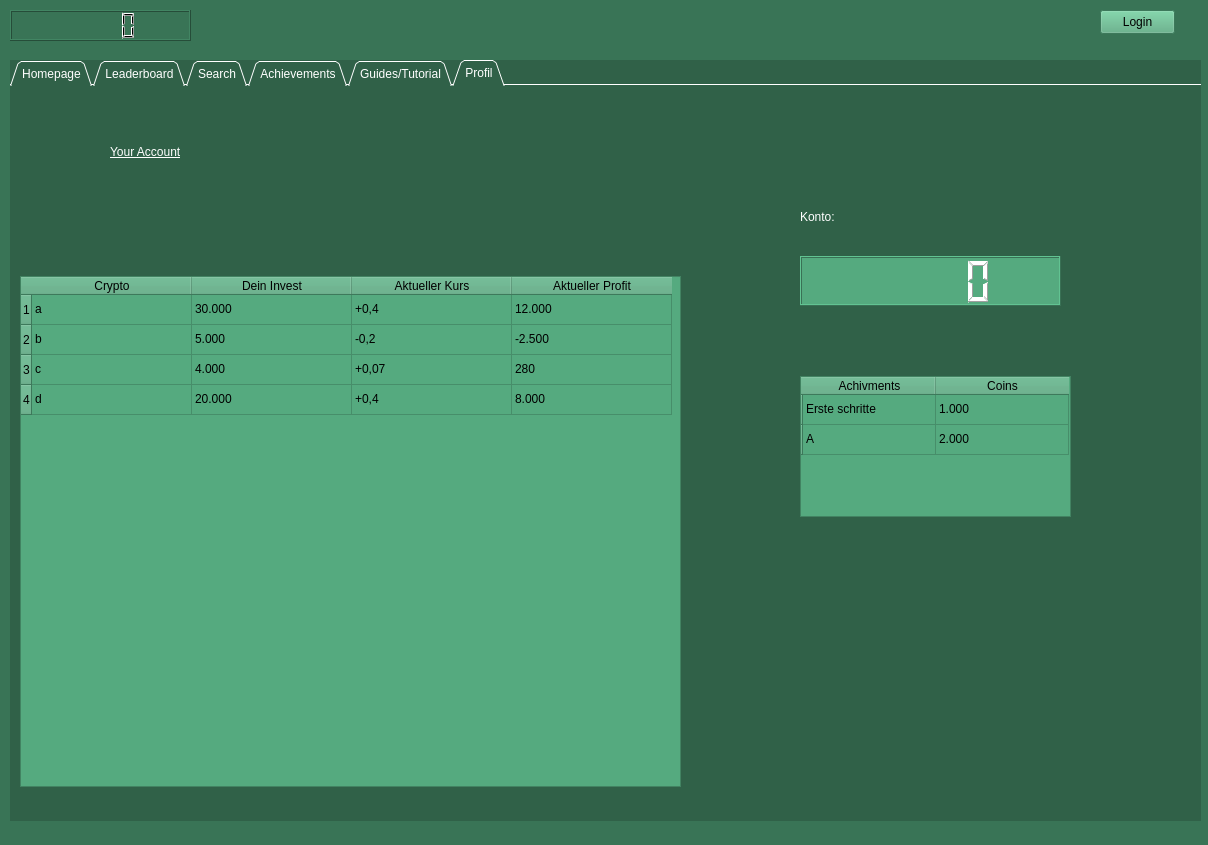
SushantKumarPandey/Crypto-Tradeing-App-with-fake-currency, file client/form.ui: the form before one commit.
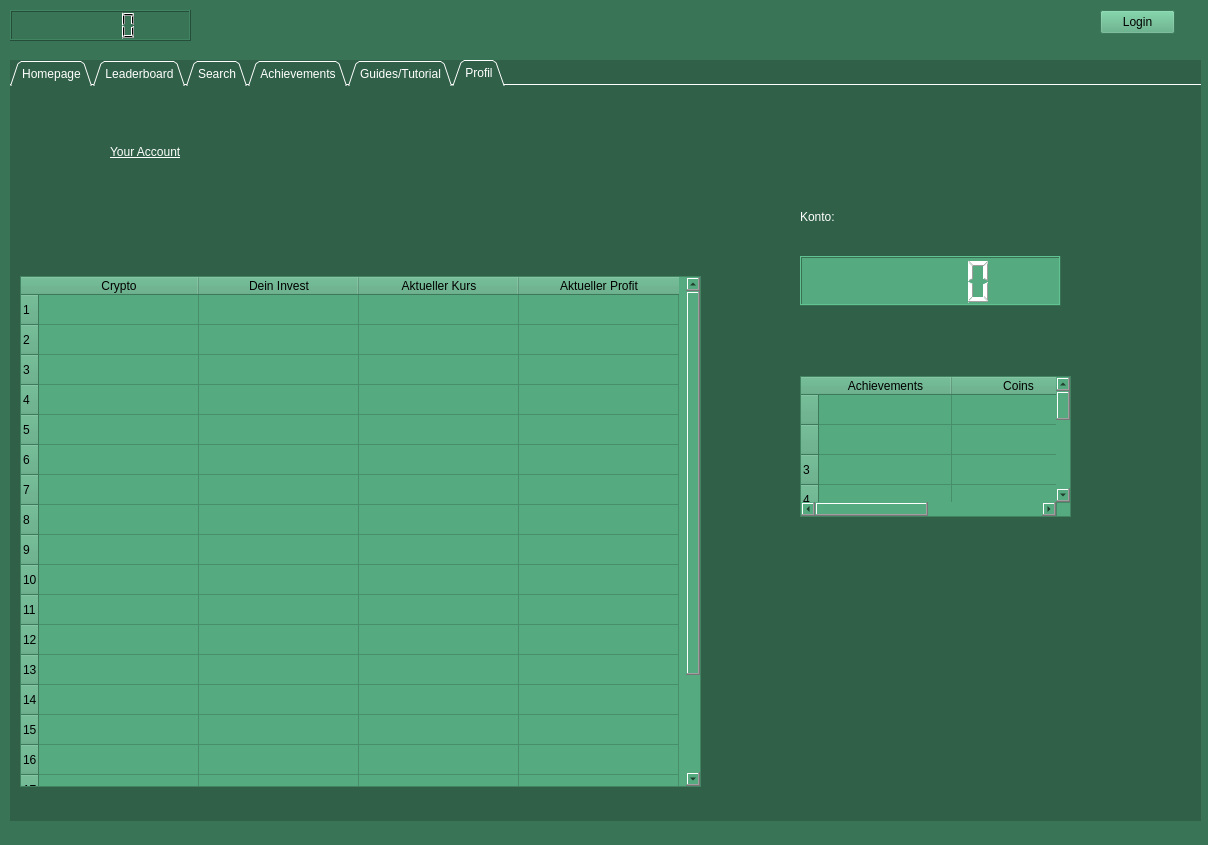
The form after the commit. The open tabs and pages were chosen to show the change.

Commit message: fix:login fix:databae fix:UI

Patch:
```diff
--- a/client/form.ui
+++ b/client/form.ui
@@ -1018,6 +1018,9 @@
 color: rgb(0, 0, 0);
 background-color: rgb(85, 170, 127);</string>
       </property>
+      <property name="rowCount">
+       <number>10</number>
+      </property>
       <attribute name="horizontalHeaderDefaultSectionSize">
        <number>133</number>
       </attribute>
@@ -1031,9 +1034,17 @@
         <string/>
        </property>
       </row>
+      <row/>
+      <row/>
+      <row/>
+      <row/>
+      <row/>
+      <row/>
+      <row/>
+      <row/>
       <column>
        <property name="text">
-        <string>Achivments</string>
+        <string>Achievements</string>
        </property>
       </column>
       <column>
@@ -1043,22 +1054,22 @@
       </column>
       <item row="0" column="0">
        <property name="text">
-        <string>Erste schritte</string>
+        <string/>
        </property>
       </item>
       <item row="0" column="1">
        <property name="text">
-        <string>1.000</string>
+        <string/>
        </property>
       </item>
       <item row="1" column="0">
        <property name="text">
-        <string>A</string>
+        <string/>
        </property>
       </item>
       <item row="1" column="1">
        <property name="text">
-        <string>2.000</string>
+        <string/>
        </property>
       </item>
      </widget>
@@ -1087,7 +1098,7 @@
        <rect>
         <x>10</x>
         <y>190</y>
-        <width>661</width>
+        <width>681</width>
         <height>511</height>
        </rect>
       </property>
@@ -1096,6 +1107,9 @@
 color: rgb(0, 0, 0);
 background-color: rgb(85, 170, 127);</string>
       </property>
+      <property name="rowCount">
+       <number>20</number>
+      </property>
       <attribute name="horizontalHeaderDefaultSectionSize">
        <number>160</number>
       </attribute>
@@ -1103,6 +1117,22 @@
       <row/>
       <row/>
       <row/>
+      <row/>
+      <row/>
+      <row/>
+      <row/>
+      <row/>
+      <row/>
+      <row/>
+      <row/>
+      <row/>
+      <row/>
+      <row/>
+      <row/>
+      <row/>
+      <row/>
+      <row/>
+      <row/>
       <column>
        <property name="text">
         <string>Crypto</string>
@@ -1125,82 +1155,82 @@
       </column>
       <item row="0" column="0">
        <property name="text">
-        <string>a</string>
+        <string/>
        </property>
       </item>
       <item row="0" column="1">
        <property name="text">
-        <string>30.000</string>
+        <string/>
        </property>
       </item>
       <item row="0" column="2">
        <property name="text">
-        <string>+0,4</string>
+        <string/>
        </property>
       </item>
       <item row="0" column="3">
        <property name="text">
-        <string>12.000</string>
+        <string/>
        </property>
       </item>
       <item row="1" column="0">
        <property name="text">
-        <string>b</string>
+        <string/>
        </property>
       </item>
       <item row="1" column="1">
        <property name="text">
-        <string>5.000</string>
+        <string/>
        </property>
       </item>
       <item row="1" column="2">
        <property name="text">
-        <string>-0,2</string>
+        <string/>
        </property>
       </item>
       <item row="1" column="3">
        <property name="text">
-        <string>-2.500</string>
+        <string/>
        </property>
       </item>
       <item row="2" column="0">
        <property name="text">
-        <string>c</string>
+        <string/>
        </property>
       </item>
       <item row="2" column="1">
        <property name="text">
-        <string>4.000</string>
+        <string/>
        </property>
       </item>
       <item row="2" column="2">
        <property name="text">
-        <string>+0,07</string>
+        <string/>
        </property>
       </item>
       <item row="2" column="3">
        <property name="text">
-        <string>280</string>
+        <string/>
        </property>
       </item>
       <item row="3" column="0">
        <property name="text">
-        <string>d</string>
+        <string/>
        </property>
       </item>
       <item row="3" column="1">
        <property name="text">
-        <string>20.000</string>
+        <string/>
        </property>
       </item>
       <item row="3" column="2">
        <property name="text">
-        <string>+0,4</string>
+        <string/>
        </property>
       </item>
       <item row="3" column="3">
        <property name="text">
-        <string>8.000</string>
+        <string/>
        </property>
       </item>
      </widget>
```
Left out of the diff: 52 changed lines with no effect on the pictures. Lines whose indentation alone changed are shown as unchanged. The commit also changes 2 other files.
